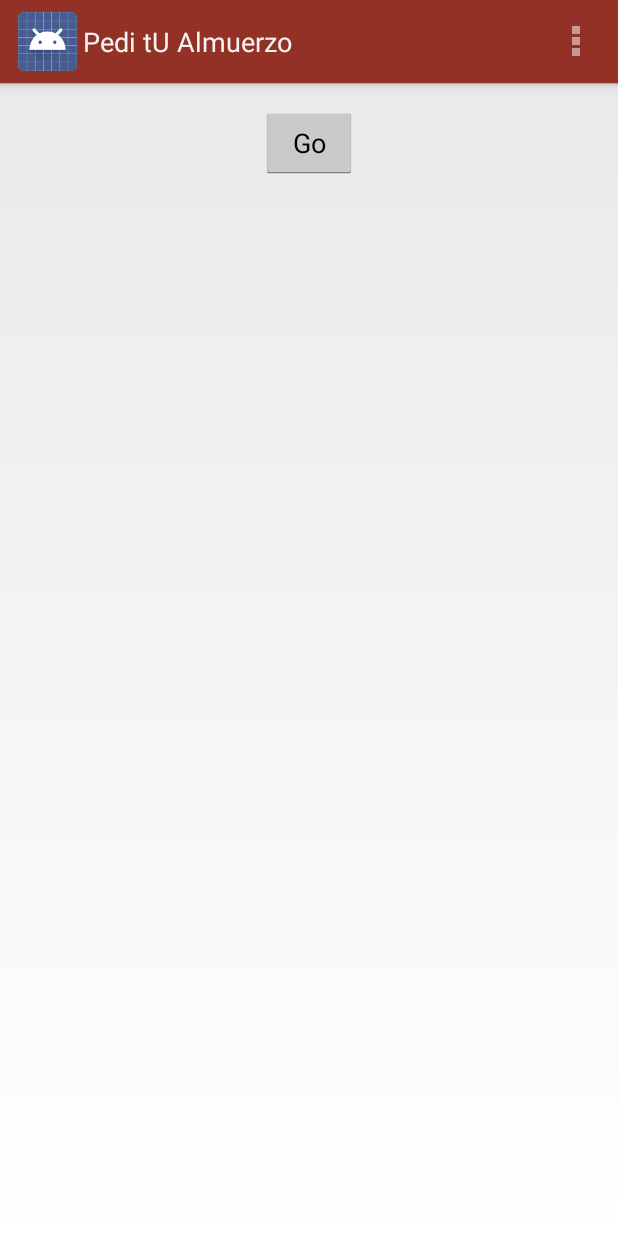
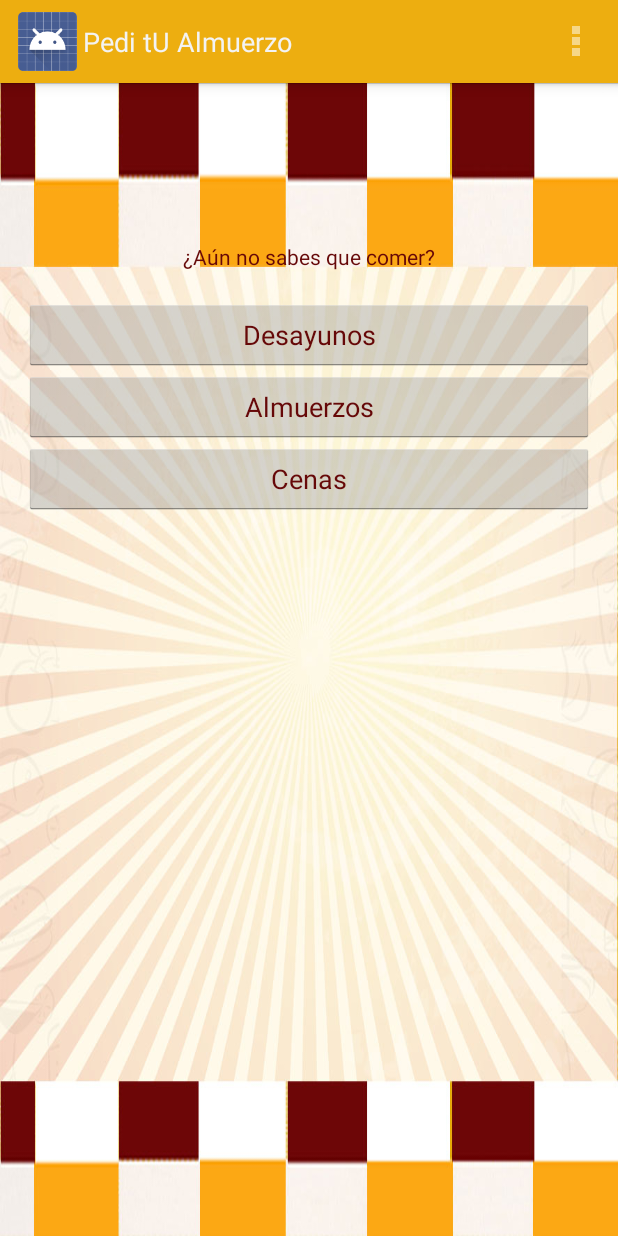
Before and after one commit to AriasM/ProyectoAnalisis, an Android app: the screen it shows after launch (MainActivity), on a phone screen of 412 x 824 dp. Run offline under Robolectric (Android 15) with nearby library versions, the phone set to English and light mode, and no system bars; libraries missing offline, so code that uses them is left out: com.firebase.client; 1 statement that could not run was skipped.

```diff
--- a/PediTUAlmuerzo/app/src/main/res/layout/activity_main.xml
+++ b/PediTUAlmuerzo/app/src/main/res/layout/activity_main.xml
@@ -6,15 +6,54 @@
     android:paddingLeft="@dimen/activity_horizontal_margin"
     android:paddingRight="@dimen/activity_horizontal_margin"
     android:paddingTop="@dimen/activity_vertical_margin"
-    tools:context="com.peditualmuerzo.MainActivity" >
+    tools:context="com.peditualmuerzo.MainActivity"
+    android:background="@drawable/fondo">
 
-    <Button
-        android:id="@+id/btnGo"
+    <LinearLayout
+        android:orientation="vertical"
+        android:layout_width="match_parent"
+        android:layout_height="match_parent"
+        android:layout_alignParentTop="true"
+        android:layout_toRightOf="@+id/btnGo"
+        android:layout_toEndOf="@+id/btnGo"
+        android:layout_marginTop="128dp">
+
+        <Button
+            android:text="@string/btnDesayunos"
+            android:textColor="#660808"
+            android:layout_width="match_parent"
+            android:layout_height="wrap_content"
+            android:id="@+id/button4"
+            android:contentDescription="Cenas" />
+
+        <Button
+            android:text="@string/btnAlmuerzos"
+            android:textColor="#660808"
+            android:layout_width="match_parent"
+            android:onClick="redireccionar(MainActivity)"
+            android:layout_height="wrap_content"
+            android:id="@+id/button5" />
+
+        <Button
+            android:id="@+id/btnGo"
+            android:textColor="#660808"
+            android:layout_width="match_parent"
+            android:layout_height="wrap_content"
+            android:text="@string/btnACenas"
+            android:layout_marginBottom="100dp"
+            android:layout_alignParentBottom="true"
+            android:linksClickable="false" />
+
+    </LinearLayout>
+
+    <TextView
+        android:text="@string/TextoInicio"
+        android:textColor="#660808"
         android:layout_width="wrap_content"
         android:layout_height="wrap_content"
         android:layout_alignParentTop="true"
         android:layout_centerHorizontal="true"
-        android:text="@string/Go"
-        android:onClick="redireccionar"/>
+        android:layout_marginTop="90dp"
+        android:id="@+id/textView" />
 
 </RelativeLayout>
--- a/PediTUAlmuerzo/app/src/main/res/values/strings.xml
+++ b/PediTUAlmuerzo/app/src/main/res/values/strings.xml
@@ -5,7 +5,10 @@
     <string name="hello_world">Hello world!</string>
     <string name="action_settings">Settings</string>
     <string name="title_activity_confirmar_solicitud_alimentacion">ConfirmarSolicitudAlimentacionActivity</string>
-    <string name="Go">Go</string>
+    <string name="btnAlmuerzos">Almuerzos</string>
+    <string name="btnDesayunos">Desayunos</string>
+    <string name="btnACenas">Cenas</string>
+    <string name="TextoInicio">¿Aún no sabes que comer?</string>
     <string name="PedidoSolicitar">Pedido a solicitar</string>
     <string name="PlatoSolicitado">Plato: </string>
     <string name="Observaciones">Observaciones:</string>
--- a/PediTUAlmuerzo/app/src/main/res/values/styles.xml
+++ b/PediTUAlmuerzo/app/src/main/res/values/styles.xml
@@ -17,7 +17,7 @@
     <!-- ActionBar styles -->
     <style name="MyActionBar"
            parent="@android:style/Widget.Holo.Light.ActionBar.Solid.Inverse">
-        <item name="android:background">#943126</item>
+        <item name="android:background">#edae10</item>
         <item name="android:height">55dp</item>
     </style>
 
```
Also changed, not shown: PediTUAlmuerzo/app/src/main/res/drawable-hdpi/fondo.jpg (added), 3 other files.
